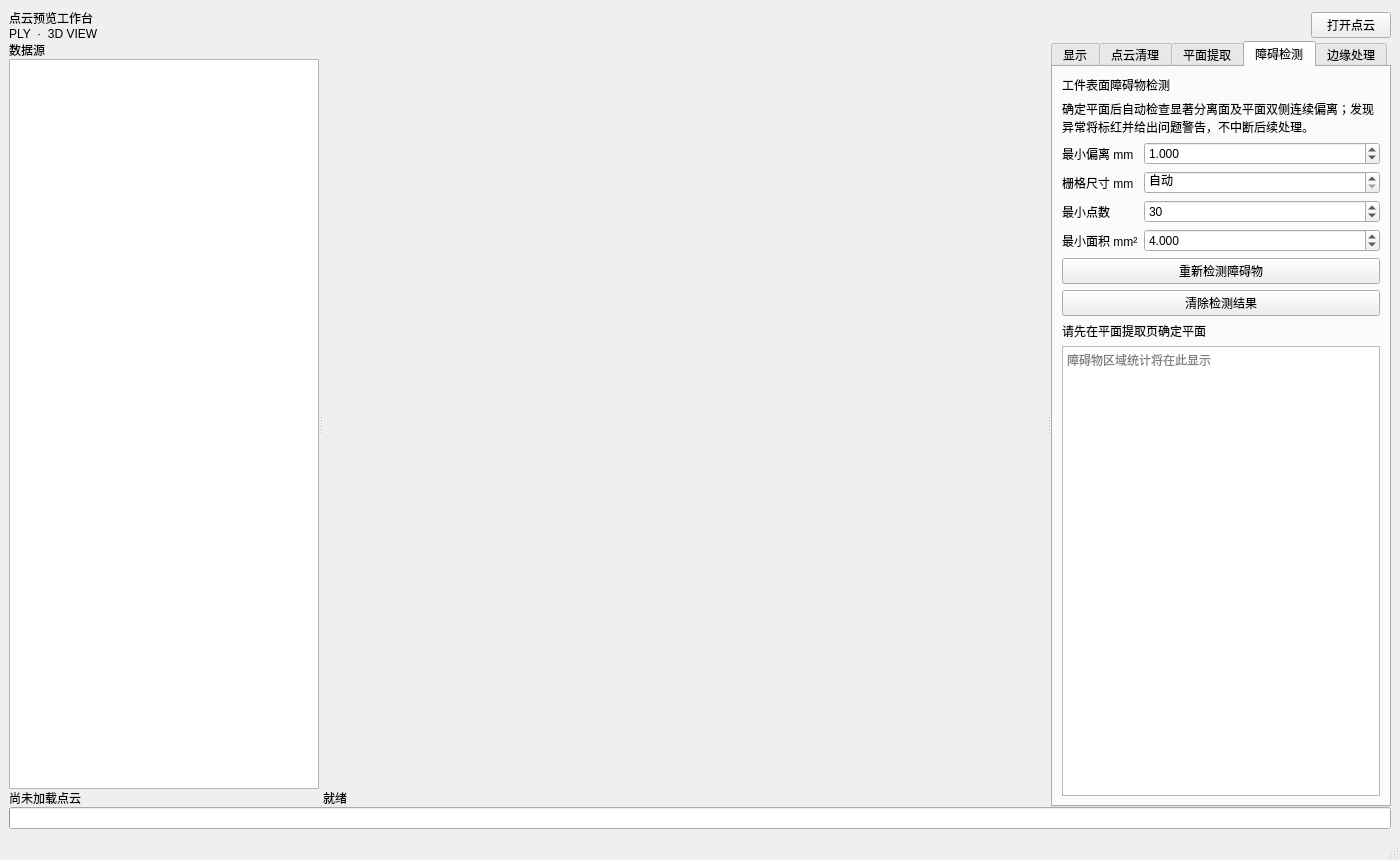
chenzhenjia/pointcloudsuite, file apps/pointcloudview/mainwindow.ui: the form before one commit.
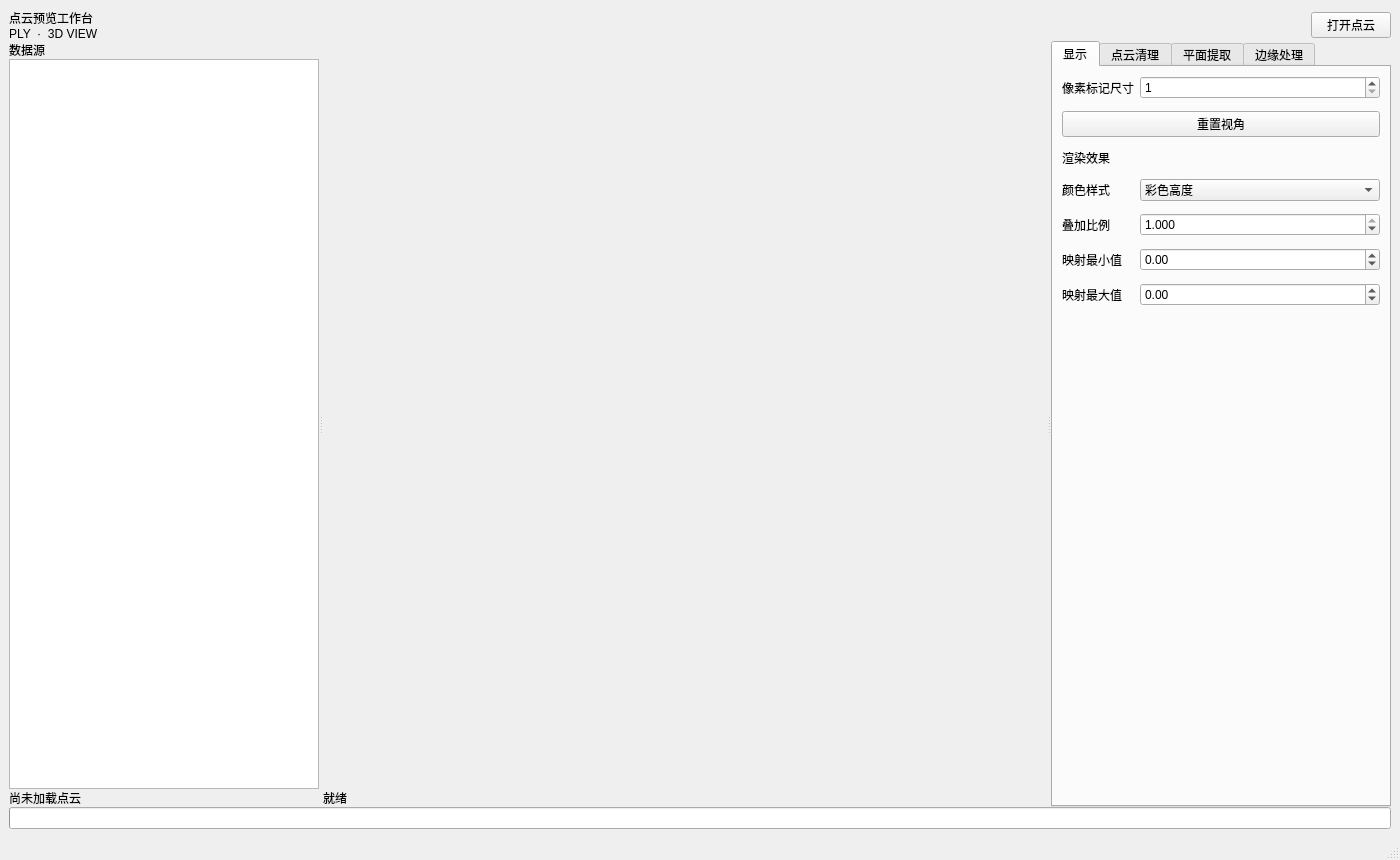
The form after the commit. The open tabs and pages were chosen to show the change.

Commit message: 删除障碍检测并补充接口模块

```diff
--- a/apps/pointcloudview/mainwindow.ui
+++ b/apps/pointcloudview/mainwindow.ui
@@ -528,151 +528,6 @@
             </item>
            </layout>
           </widget>
-          <widget class="QWidget" name="wgt_obstacle">
-           <attribute name="title">
-            <string>障碍检测</string>
-           </attribute>
-           <layout class="QVBoxLayout" name="vbl_obstacle">
-            <item>
-             <widget class="QLabel" name="lbl_obstacle_title">
-              <property name="text">
-               <string>工件表面障碍物检测</string>
-              </property>
-             </widget>
-            </item>
-            <item>
-             <widget class="QLabel" name="lbl_obstacle_hint">
-              <property name="text">
-               <string>确定平面后自动检查显著分离面及平面双侧连续偏离；发现异常将标红并给出问题警告，不中断后续处理。</string>
-              </property>
-              <property name="wordWrap">
-               <bool>true</bool>
-              </property>
-             </widget>
-            </item>
-            <item>
-             <layout class="QFormLayout" name="fml_obstacle">
-              <item row="0" column="0">
-               <widget class="QLabel" name="lbl_obstacle_height">
-                <property name="text">
-                 <string>最小偏离 mm</string>
-                </property>
-               </widget>
-              </item>
-              <item row="0" column="1">
-               <widget class="QDoubleSpinBox" name="dsb_obstacle_height">
-                <property name="decimals">
-                 <number>3</number>
-                </property>
-                <property name="minimum">
-                 <double>0.001000000000000</double>
-                </property>
-                <property name="maximum">
-                 <double>1000.000000000000000</double>
-                </property>
-                <property name="value">
-                 <double>1.000000000000000</double>
-                </property>
-               </widget>
-              </item>
-              <item row="1" column="0">
-               <widget class="QLabel" name="lbl_obstacle_grid">
-                <property name="text">
-                 <string>栅格尺寸 mm</string>
-                </property>
-               </widget>
-              </item>
-              <item row="1" column="1">
-               <widget class="QDoubleSpinBox" name="dsb_obstacle_grid">
-                <property name="decimals">
-                 <number>4</number>
-                </property>
-                <property name="maximum">
-                 <double>1000.000000000000000</double>
-                </property>
-                <property name="specialValueText">
-                 <string>自动</string>
-                </property>
-               </widget>
-              </item>
-              <item row="2" column="0">
-               <widget class="QLabel" name="lbl_obstacle_min_points">
-                <property name="text">
-                 <string>最小点数</string>
-                </property>
-               </widget>
-              </item>
-              <item row="2" column="1">
-               <widget class="QSpinBox" name="spb_obstacle_min_points">
-                <property name="minimum">
-                 <number>1</number>
-                </property>
-                <property name="maximum">
-                 <number>10000000</number>
-                </property>
-                <property name="value">
-                 <number>30</number>
-                </property>
-               </widget>
-              </item>
-              <item row="3" column="0">
-               <widget class="QLabel" name="lbl_obstacle_min_area">
-                <property name="text">
-                 <string>最小面积 mm²</string>
-                </property>
-               </widget>
-              </item>
-              <item row="3" column="1">
-               <widget class="QDoubleSpinBox" name="dsb_obstacle_min_area">
-                <property name="decimals">
-                 <number>3</number>
-                </property>
-                <property name="maximum">
-                 <double>1000000000.000000000000000</double>
-                </property>
-                <property name="value">
-                 <double>4.000000000000000</double>
-                </property>
-               </widget>
-              </item>
-             </layout>
-            </item>
-            <item>
-             <widget class="QPushButton" name="btn_detect_obstacles">
-              <property name="text">
-               <string>重新检测障碍物</string>
-              </property>
-             </widget>
-            </item>
-            <item>
-             <widget class="QPushButton" name="btn_clear_obstacles">
-              <property name="text">
-               <string>清除检测结果</string>
-              </property>
-             </widget>
-            </item>
-            <item>
-             <widget class="QLabel" name="lbl_obstacle_status">
-              <property name="text">
-               <string>请先在平面提取页确定平面</string>
-              </property>
-              <property name="wordWrap">
-               <bool>true</bool>
-              </property>
-             </widget>
-            </item>
-            <item>
-             <widget class="QPlainTextEdit" name="pte_obstacle_output">
-              <property name="readOnly">
-               <bool>true</bool>
-              </property>
-              <property name="placeholderText">
-               <string>障碍物区域统计将在此显示</string>
-              </property>
-             </widget>
-            </item>
-           </layout>
-          </widget>
           <widget class="QWidget" name="wgt_edge">
            <attribute name="title">
             <string>边缘处理</string>
```
The commit also changes 21 other files.
